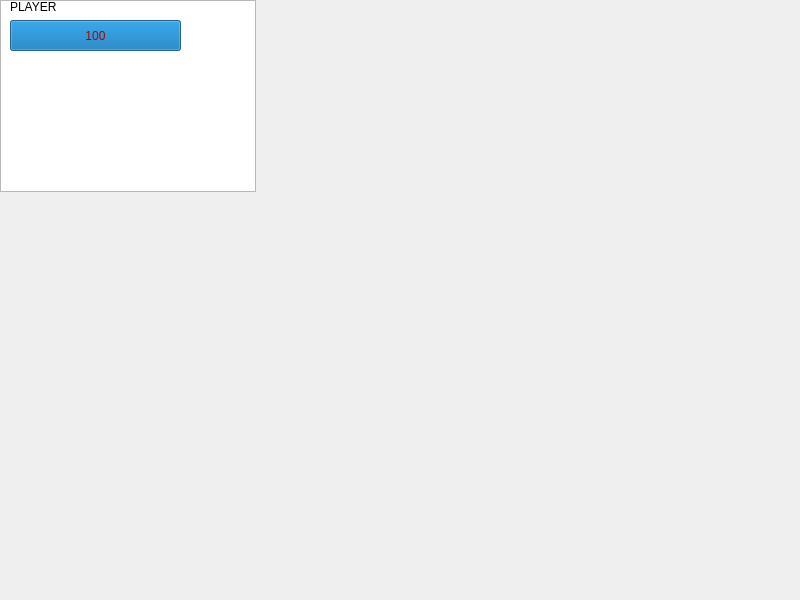
Old version of the form AttackUniversity/nivel2.ui in the repository juan154850/Juego-info-2-Attack-University-.
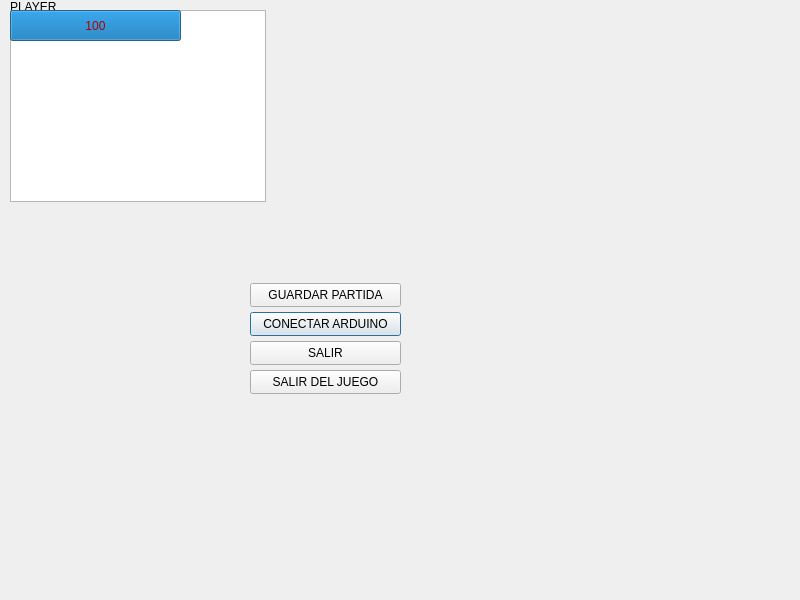
New version of the form.

Commit message:
nivel 2 fase final
ahora si la final

The edit to the form file:
```diff
--- a/AttackUniversity/nivel2.ui
+++ b/AttackUniversity/nivel2.ui
@@ -16,8 +16,8 @@
   <widget class="QGraphicsView" name="graphicsView">
    <property name="geometry">
     <rect>
-     <x>0</x>
-     <y>0</y>
+     <x>10</x>
+     <y>10</y>
      <width>256</width>
      <height>192</height>
     </rect>
@@ -53,7 +53,7 @@
    <property name="geometry">
     <rect>
      <x>10</x>
-     <y>20</y>
+     <y>10</y>
      <width>171</width>
      <height>31</height>
     </rect>
@@ -103,39 +103,58 @@
      <width>151</width>
      <height>111</height>
     </rect>
-   </property>
-   <property name="orientation">
-    <enum>Qt::Vertical</enum>
-   </property>
-   <widget class="QPushButton" name="GUARDAPARTIDA">
-    <property name="text">
-     <string>GUARDAR PARTIDA</string>
     </property>
    </widget>
    <widget class="QPushButton" name="ARDUINO">
+   <property name="geometry">
+    <rect>
+     <x>250</x>
+     <y>312</y>
+     <width>151</width>
+     <height>24</height>
+    </rect>
+   </property>
     <property name="text">
      <string>CONECTAR ARDUINO</string>
     </property>
    </widget>
    <widget class="QPushButton" name="SALIR">
+   <property name="geometry">
+    <rect>
+     <x>250</x>
+     <y>341</y>
+     <width>151</width>
+     <height>24</height>
+    </rect>
+   </property>
     <property name="text">
      <string>SALIR</string>
     </property>
    </widget>
+  <widget class="QPushButton" name="GUARDAPARTIDA">
+   <property name="geometry">
+    <rect>
+     <x>250</x>
+     <y>283</y>
+     <width>151</width>
+     <height>24</height>
+    </rect>
+   </property>
+   <property name="text">
+    <string>GUARDAR PARTIDA</string>
+   </property>
+  </widget>
    <widget class="QPushButton" name="pushButton">
+   <property name="geometry">
+    <rect>
+     <x>250</x>
+     <y>370</y>
+     <width>151</width>
+     <height>24</height>
+    </rect>
+   </property>
     <property name="text">
      <string>SALIR DEL JUEGO</string>
-    </property>
-   </widget>
-  </widget>
-  <widget class="QLCDNumber" name="lcdNumber_3">
-   <property name="geometry">
-    <rect>
-     <x>1250</x>
-     <y>90</y>
-     <width>64</width>
-     <height>23</height>
-    </rect>
    </property>
   </widget>
  </widget>
```
Left out of the diff: 10 changed lines with no effect on the pictures. Lines whose indentation alone changed are shown as unchanged. The commit also changes 36 other files.
